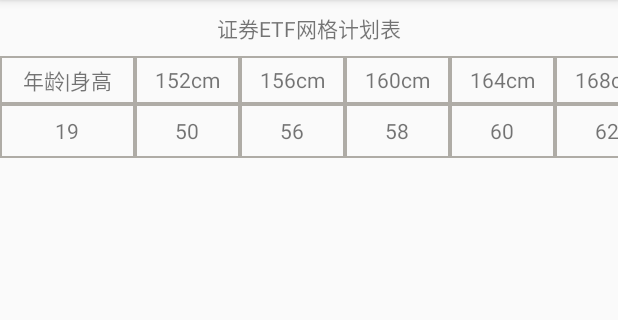
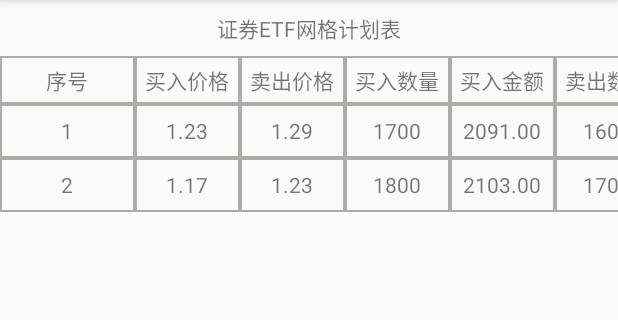
Before and after one commit to wang-feiping/Freedom_App, an Android app: the PlanActivity screen opened directly, with no data from a screen before it, on a phone screen of 412 x 824 dp, the part 84-404 px from its top. Run offline under Robolectric (Android 15) with nearby library versions, the phone set to English and light mode, and no system bars; our stand-ins replace ButterKnife.

```diff
--- a/android/app/build.gradle
+++ b/android/app/build.gradle
@@ -33,8 +33,11 @@ dependencies {
 
     implementation 'androidx.appcompat:appcompat:1.2.0'
     implementation 'androidx.constraintlayout:constraintlayout:1.1.3'
+    implementation 'org.jetbrains:annotations:15.0'
 
     implementation 'com.jakewharton:butterknife:10.2.2'
     annotationProcessor 'com.jakewharton:butterknife-compiler:10.2.2'
-    implementation 'org.jetbrains:annotations:15.0'
+
+    compileOnly 'org.projectlombok:lombok:1.18.12'
+    annotationProcessor 'org.projectlombok:lombok:1.18.12'
 }
--- a/android/app/src/main/java/com/wfp/freedom/ColumnAdapter.java
+++ b/android/app/src/main/java/com/wfp/freedom/ColumnAdapter.java
@@ -67,5 +67,4 @@ public class ColumnAdapter extends SlideBaseAdapter {
 			textView.setText(columnText);
 		}
 	}
-
 }
--- a/android/app/src/main/java/com/wfp/freedom/PlanActivity.java
+++ b/android/app/src/main/java/com/wfp/freedom/PlanActivity.java
@@ -35,33 +35,44 @@ public class PlanActivity extends AppCompatActivity {
     private SlideData obtainDraggableData() {
         SlideData data = new SlideData();
         List<String> title = new ArrayList<>();
-        title.add("年龄|身高");
-        title.add("152cm");
-        title.add("156cm");
-        title.add("160cm");
-        title.add("164cm");
-        title.add("168cm");
-        title.add("172cm");
-        title.add("176cm");
-        title.add("180cm");
-        title.add("184cm");
-        title.add("188cm");
+        title.add("序号");
+        title.add("买入价格");
+        title.add("卖出价格");
+        title.add("买入数量");
+        title.add("买入金额");
+        title.add("卖出数量");
+        title.add("卖出金额");
+        title.add("盈利金额");
+        title.add("盈利比例");
+        title.add("留存数量");
 
         List<String> column1 = new ArrayList<>();
-        column1.add("19");
-        column1.add("50");
-        column1.add("56");
-        column1.add("58");
-        column1.add("60");
-        column1.add("62");
-        column1.add("64");
-        column1.add("66");
-        column1.add("68");
-        column1.add("70");
-        column1.add("72");
+        column1.add("1");
+        column1.add("1.23");
+        column1.add("1.29");
+        column1.add("1700");
+        column1.add("2091.00");
+        column1.add("1600");
+        column1.add("2066.40");
+        column1.add("104.55");
+        column1.add("5.00%");
+        column1.add("100");
+
+        List<String> column2 = new ArrayList<>();
+        column2.add("2");
+        column2.add("1.17");
+        column2.add("1.23");
+        column2.add("1800");
+        column2.add("2103.00");
+        column2.add("1700");
+        column2.add("2085.77");
+        column2.add("105.17");
+        column2.add("5.00%");
+        column2.add("100");
 
         List<List<String>> content = new ArrayList<>();
         content.add(column1);
+        content.add(column2);
 
         data.setTitle(title);
         data.setContent(content);
--- a/android/app/src/main/java/com/wfp/freedom/slide/SlideData.java
+++ b/android/app/src/main/java/com/wfp/freedom/slide/SlideData.java
@@ -1,14 +1,12 @@
 package com.wfp.freedom.slide;
-
 
 import java.util.List;
 
 public class SlideData {
-
 	/**
 	 * 标题列表
 	 */
-	private List<String>       mTitle;
+	private List<String> mTitle;
 	/**
 	 * list view 要显示的内容
 	 */
```
Also changed, not shown: android/app/src/main/java/com/wfp/freedom/PlanDataHelper.java (added, +26 -0 lines), android/app/src/main/java/com/wfp/freedom/data/PlanItem.java (added, +49 -0 lines), android/app/src/main/java/com/wfp/freedom/data/RecordItem.java (added, +56 -0 lines), android/app/src/main/res/mipmap-hdpi/ic_launcher.png (deleted), android/app/src/main/res/mipmap-hdpi/ic_launcher_round.png (deleted), android/app/src/main/res/mipmap-mdpi/ic_launcher.png (deleted), android/app/src/main/res/mipmap-mdpi/ic_launcher_round.png (deleted), android/app/src/main/res/mipmap-xxhdpi/ic_launcher.png (deleted), android/app/src/main/res/mipmap-xxhdpi/ic_launcher_round.png (deleted), android/app/src/main/res/mipmap-xxxhdpi/ic_launcher.png (deleted), android/app/src/main/res/mipmap-xxxhdpi/ic_launcher_round.png (deleted).
